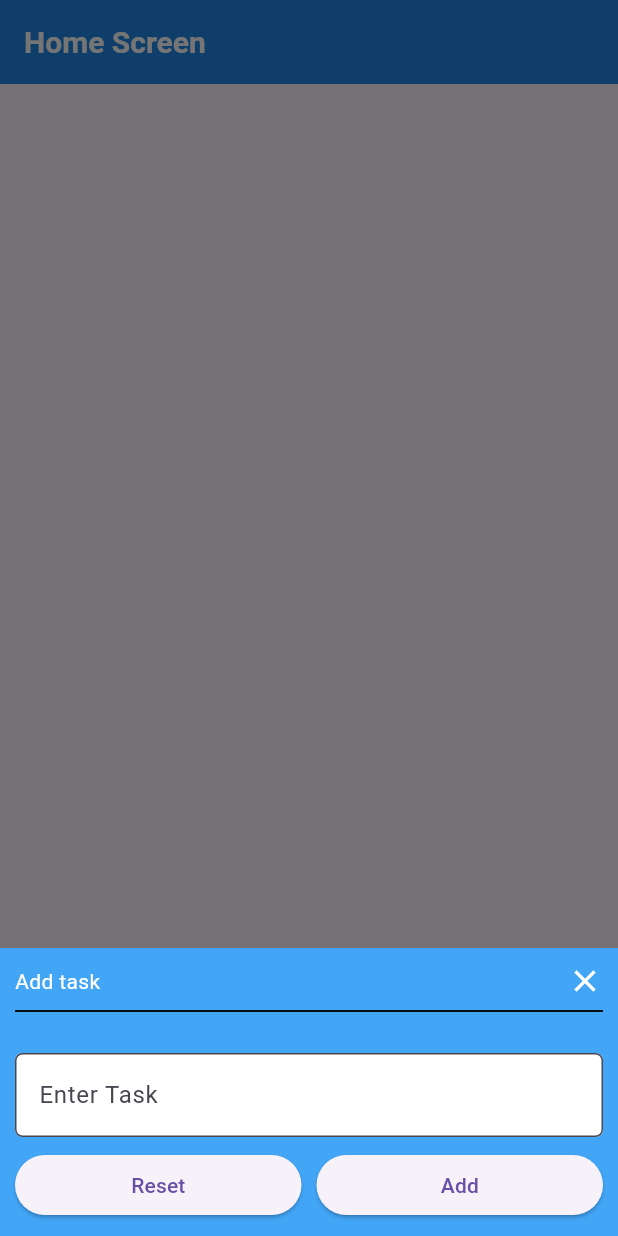
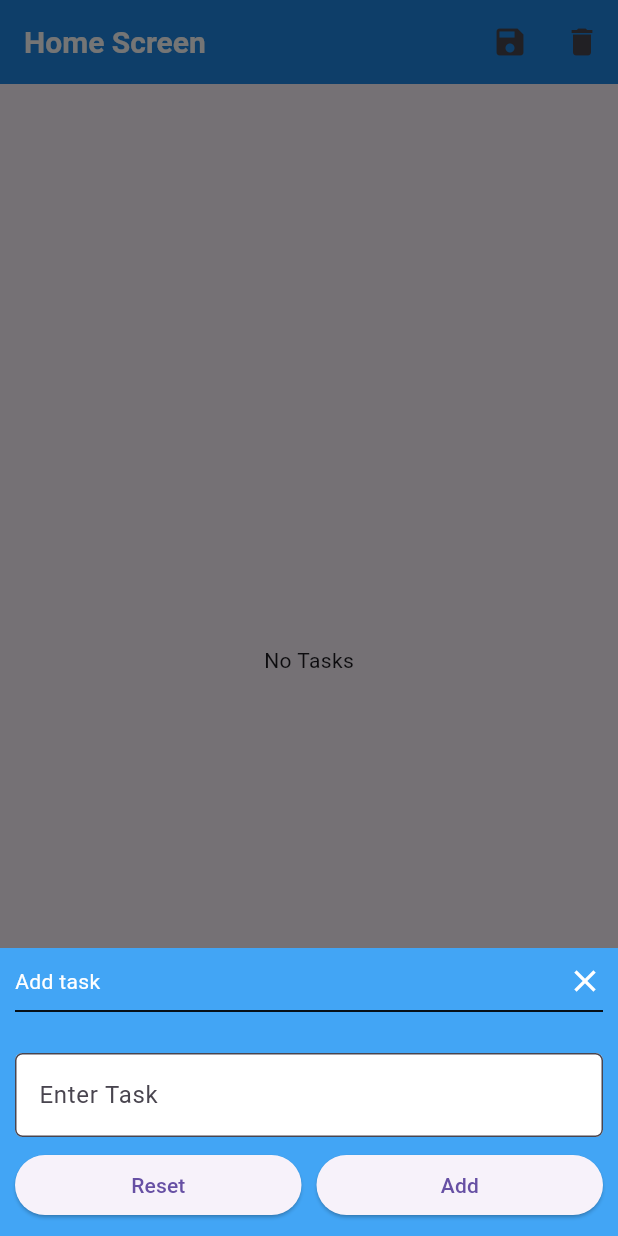
Before and after one commit to mmanrus/Task_manager_app, a Flutter app: the screen it shows after launch, after a tap on the "add" icon, on a phone screen of 412 x 824 dp. Run offline on Flutter 3.47's test engine with Material 3 defaults, Android fonts, the phone set to English and light mode, and no system bars; our stand-ins replace shared_preferences.

Commit message:
Adding task complete, next TODO is datepicker

```diff
--- a/lib/screens/home_screen.dart
+++ b/lib/screens/home_screen.dart
@@ -1,18 +1,56 @@
-import 'dart:convert';
-import 'dart:js_interop';
-
 import 'package:flutter/material.dart';
 import 'package:shared_preferences/shared_preferences.dart';
+import 'dart:convert';
 
-import '../model/task.dart';
+class Task {
+  final String task;
+
+  Task(this.task);
+
+  Map<String, dynamic> getMap() {
+    return {'task': task};
+  }
+
+  static Task fromMap(Map<String, dynamic> map) {
+    return Task(map['task']);
+  }
+
+  static Task fromString(String task) {
+    return Task(task);
+  }
+}
+
 class HomeScreen extends StatefulWidget {
   @override
-  State<HomeScreen> createState() => _HomeScreenState();
+  _HomeScreenState createState() => _HomeScreenState();
 }
 
 class _HomeScreenState extends State<HomeScreen> {
-  var _taskController;
+  late TextEditingController _taskController;
   late List<Task> _tasks;
+  late List<bool> _taskDone;
+
+  @override
+  void initState() {
+    super.initState();
+    _taskController = TextEditingController();
+
+    // Initialize tasks with example data
+    _tasks = [
+      Task('Example Task 1'),
+      Task('Example Task 2'),
+      Task('Example Task 3'),
+    ];
+    _taskDone = List.generate(_tasks.length, (index) => false);
+
+    _getTasks(); // Fetch saved tasks
+  }
+
+  @override
+  void dispose() {
+    _taskController.dispose();
+    super.dispose();
+  }
 
   void saveData() async {
     SharedPreferences prefs = await SharedPreferences.getInstance();
@@ -20,41 +58,47 @@ class _HomeScreenState extends State<HomeScreen> {
 
     String? tasks = prefs.getString('task');
     List list = (tasks == null) ? [] : json.decode(tasks);
-    print(list);
-
     list.add(t.getMap());
     prefs.setString('task', json.encode(list));
 
     _taskController.text = ''; // Clear the input field
+    _getTasks(); // Refresh the task list
     Navigator.of(context).pop();
   }
 
-  void _getTasks() async{
-    _tasks = [];
+  void _getTasks() async {
     SharedPreferences prefs = await SharedPreferences.getInstance();
     String? tasks = prefs.getString('task');
-
-
     List list = (tasks == null) ? [] : json.decode(tasks);
-    for (Map<String, dynamic> d in list) {
-
-      _tasks.add(Task.fromMap(json.decode(d as String)));
+    _tasks = list.map((d) => Task.fromMap(d as Map<String, dynamic>)).toList();
+    _taskDone = List.generate(_tasks.length, (index) => false);
+    setState(() {});
   }
 
-    print(_tasks);
+  void updatePendingTaskList() async{
+    SharedPreferences prefs = await SharedPreferences.getInstance();
+    List<Task> pendingList = [];
+
+    for (var i = 0 ; i < _tasks.length; i++) {
+      if (!_taskDone[i]) pendingList.add(_tasks[i]);
     }
-  @override
-  void initState() {
-    super.initState();
-    _taskController = TextEditingController();
+    var pendingListEncoded = List.generate(
+        pendingList.length, (i) => json.encode(pendingList[i].getMap())
+    );
+
+    prefs.setString('task', json.encode(pendingListEncoded));
 
     _getTasks();
   }
-  @override
-  void dispose() {
-    _taskController.dispose();
-    super.dispose();
+
+  void _showDatePicker() {
+    showDatePicker(
+        context: context,
+        firstDate: DateTime.now(),
+        lastDate: DateTime(DateTime.now().year + 1, DateTime.now().month, DateTime.now().day),
+    );
   }
+
   @override
   Widget build(BuildContext context) {
     return Scaffold(
@@ -64,46 +108,64 @@ class _HomeScreenState extends State<HomeScreen> {
           style: TextStyle(
             fontSize: 20.0,
             fontWeight: FontWeight.bold,
-              color: Colors.white
+            color: Colors.white,
           ),
         ),
+        actions: [
+          IconButton(
+              onPressed: updatePendingTaskList,
+              icon: Icon(Icons.save)
+          ),
+          IconButton(
+              onPressed: () async {
+                SharedPreferences prefs = await SharedPreferences.getInstance();
+                prefs.setString('task', jsonEncode([]));
+
+                _getTasks();
+              },
+              icon: Icon(Icons.delete)
+          ),
+        ],
         backgroundColor: Colors.blue[600], // Set your desired color here
       ),
-      body: (_tasks == null) ? Center (
-          child: Text('Task'),
-      ) : Column (
-        children: _tasks.map((e) => Container(
+      body: _tasks.isEmpty
+          ? Center(child: Text('No Tasks'))
+          : ListView.builder(
+        itemCount: _tasks.length,
+        itemBuilder: (context, index) {
+          final task = _tasks[index];
+          return Container(
             height: 70.0,
             width: MediaQuery.of(context).size.width,
             margin: const EdgeInsets.symmetric(
               horizontal: 10.0,
-              vertical: 5.0
+              vertical: 5.0,
             ),
-          padding: const EdgeInsets.only(
-              left: 10.0,
-          ),
+            padding: const EdgeInsets.only(left: 10.0),
             alignment: Alignment.centerLeft,
             decoration: BoxDecoration(
               borderRadius: BorderRadius.circular(5.0),
               border: Border.all(
                 color: Colors.black,
                 width: 0.5,
-            )
+              ),
             ),
             child: Row(
               mainAxisAlignment: MainAxisAlignment.spaceBetween,
               children: [
-            Text(e.task),
+                Text(task.task),
                 Checkbox(
-              value: false,
-              key: GlobalKey(), onChanged: (bool? value) {  },
+                  value: _taskDone[index],
+                  onChanged: (val) {
+                    setState(() {
+                      _taskDone[index] = val!;
+                    });
+                  },
                 ),
               ],
-          ), // Add style
-
-        )
-        )
-            .toList()
+            ),
+          );
+        },
       ),
       floatingActionButton: FloatingActionButton(
         child: Icon(Icons.add),
@@ -145,6 +207,7 @@ class _HomeScreenState extends State<HomeScreen> {
                         hintText: 'Enter Task',
                       ),
                     ),
+
                     SizedBox(height: 8.0),
                     Row(
                       children: [
@@ -170,31 +233,6 @@ class _HomeScreenState extends State<HomeScreen> {
           },
         ),
       ),
-      bottomNavigationBar: BottomAppBar(
-        color: Colors.blue[600],
-        child: IconTheme(
-          data: IconThemeData(color: Theme.of(context).colorScheme.onPrimary),
-          child: Row(
-            children: <Widget>[
-              IconButton(
-                tooltip: 'Open navigation menu',
-                icon: const Icon(Icons.menu),
-                onPressed: () {},
-              ),
-              IconButton(
-                tooltip: 'Search',
-                icon: const Icon(Icons.search),
-                onPressed: () {},
-              ),
-              IconButton(
-                tooltip: 'Favorite',
-                icon: const Icon(Icons.favorite),
-                onPressed: () {},
-              )
-            ],
-          ),
-        ),
-      ),
     );
   }
 }
```
Lines whose indentation alone changed are shown as unchanged.
